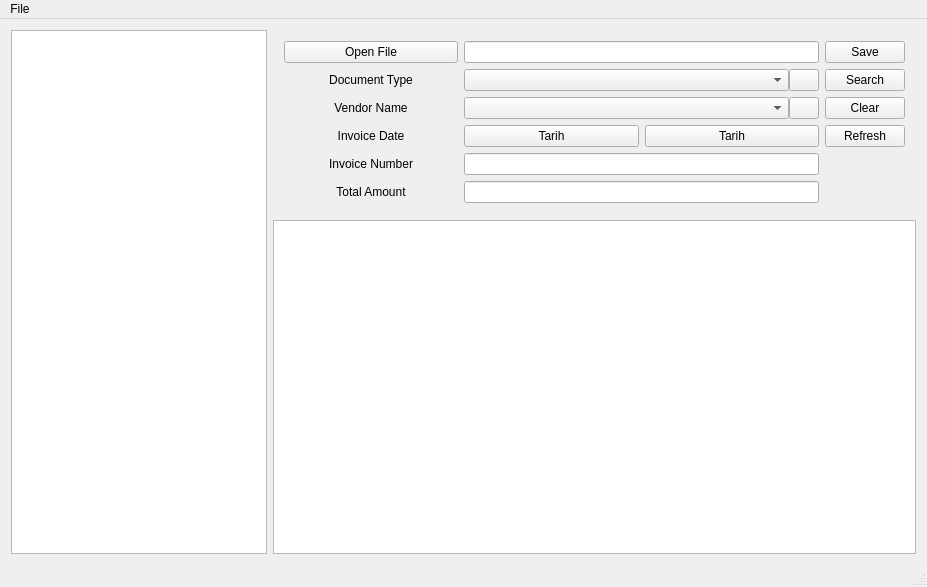
Before: the Qt Designer form qtftp.ui in hsudas/QtFtp, drawn with Qt 5.
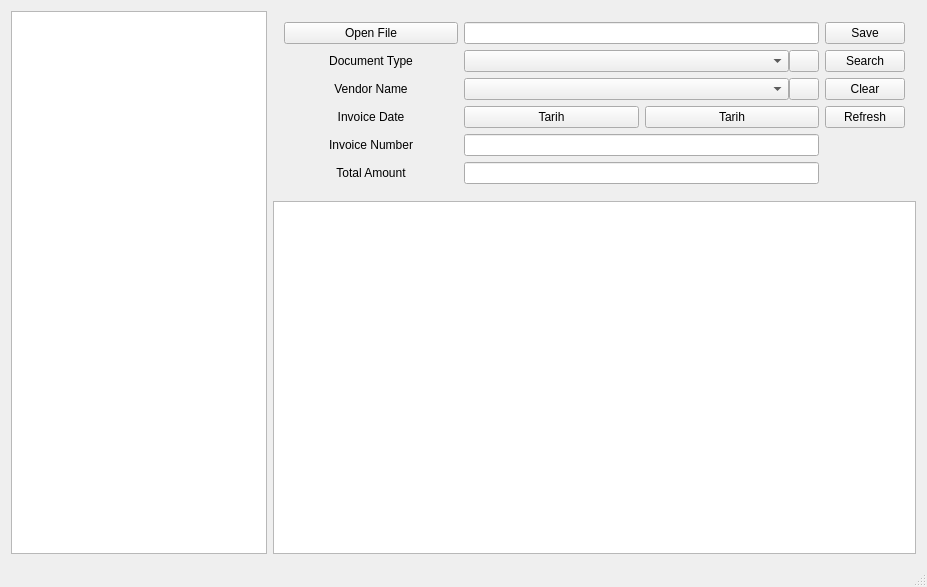
After: the same form once the commit is applied. Icons and pictures are not drawn.

Commit message: menuBar kaldirildi

The edit to the form file:
```diff
--- a/qtftp.ui
+++ b/qtftp.ui
@@ -328,24 +328,6 @@
     </item>
    </layout>
   </widget>
-  <widget class="QMenuBar" name="menuBar">
-   <property name="geometry">
-    <rect>
-     <x>0</x>
-     <y>0</y>
-     <width>927</width>
-     <height>23</height>
-    </rect>
-   </property>
-   <widget class="QMenu" name="menuFile">
-    <property name="title">
-     <string>File</string>
-    </property>
-    <addaction name="actionAdd_Document_Type"/>
-    <addaction name="actionAdd_Vendor_Name"/>
-   </widget>
-   <addaction name="menuFile"/>
-  </widget>
   <widget class="QStatusBar" name="statusBar"/>
   <action name="actionAdd_Document_Type">
    <property name="text">
```
The commit also changes 2 other files.
